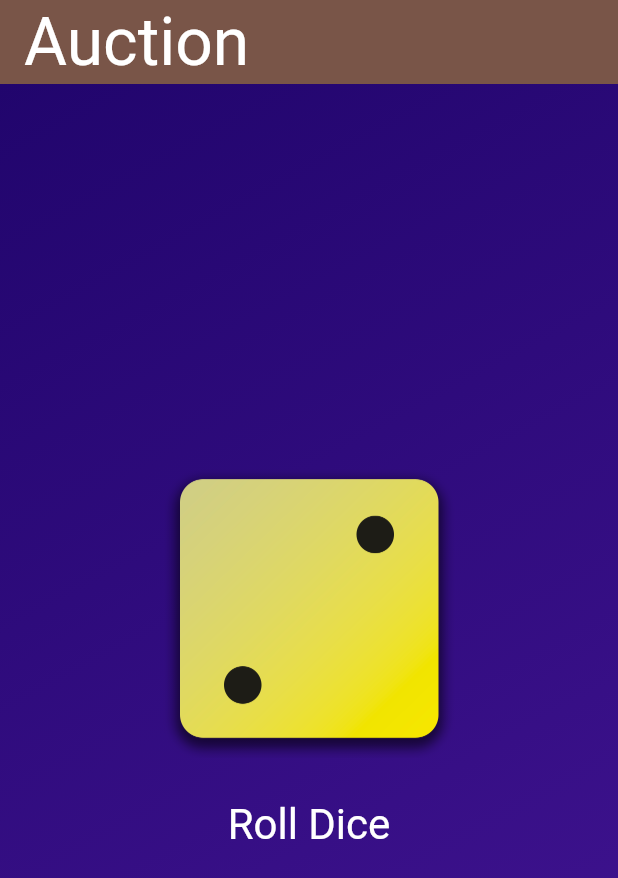
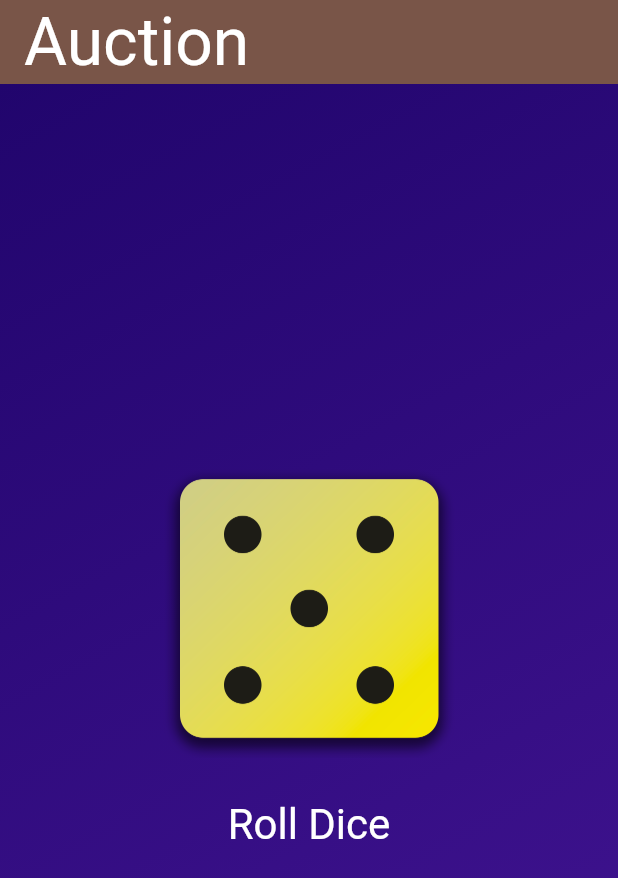
Before and after one commit to galiyev/flutter_todo, a Flutter app: the screen it shows after launch, after a tap on "Roll Dice", on a phone screen of 412 x 824 dp. Shown: the top 878 px of the screen. Run offline on Flutter 3.47's test engine with Material 3 defaults, Android fonts, the phone set to English and light mode, and no system bars.

Commit message:
47 Lesson / 50

```diff
--- a/lib/dice_roller.dart
+++ b/lib/dice_roller.dart
@@ -1,11 +1,58 @@
 import 'package:flutter/material.dart';
+import 'dart:math';
+
+
+final randomizer = Random();
 
 class DiceRoller extends StatefulWidget {
   const DiceRoller({super.key});
 
   @override
-  State<StatefulWidget> createState() {
+  State<DiceRoller> createState() {
     // TODO: implement createState
-    throw UnimplementedError();
+    // throw UnimplementedError();
+    return _DiceRollerState();
   }
 }
+
+class _DiceRollerState extends State<DiceRoller> {
+
+  var activeDiceImage = 'assets/images/dice-2.png';
+
+  var currentDiceRoll = 2;
+
+  void rollDice() {
+    currentDiceRoll = randomizer.nextInt(6)+1; //
+    setState(() {
+      activeDiceImage = 'assets/images/dice-${currentDiceRoll}.png';
+    });
+  }
+
+  @override
+  Widget build(BuildContext context) {
+    // TODO: implement build
+    return Column(
+      mainAxisSize: MainAxisSize.min,
+      children: [
+        Image.asset(
+          activeDiceImage,
+          width: 200,
+        ),
+        const SizedBox(height: 20),
+        TextButton(
+          onPressed: rollDice,
+          style: TextButton.styleFrom(
+            // padding: const EdgeInsets.only(
+            //   top: 20,
+            // ),
+            foregroundColor: Colors.white,
+            textStyle: const TextStyle(
+              fontSize: 28,
+            ),
+          ),
+          child: const Text('Roll Dice'),
+        )
+      ],
+    );
+  }
+}
--- a/lib/gradient_container.dart
+++ b/lib/gradient_container.dart
@@ -1,22 +1,19 @@
 import 'package:flutter/material.dart';
+import 'package:todo_app/dice_roller.dart';
 
 const startAlignment = Alignment.topLeft;
 const endAlignment = Alignment.bottomRight;
 
 class GradientContainer extends StatelessWidget {
-  GradientContainer(this.color1, this.color2, {super.key});
-  GradientContainer.purple({super.key})
+  const GradientContainer(this.color1, this.color2, {super.key});
+  const GradientContainer.purple({super.key})
       : color1 = Colors.deepPurple,
         color2 = Colors.indigo;
 
   final Color color1;
   final Color color2;
 
-  var activeDiceImage = 'assets/images/dice-2.png';
 
-  void rollDice() {
-    activeDiceImage = 'assets/images/dice-3.png';
-  }
 
   @override
   Widget build(context) {
@@ -29,29 +26,7 @@ class GradientContainer extends StatelessWidget {
         ),
       ),
       child: Center(
-        child: Column(
-          mainAxisSize: MainAxisSize.min,
-          children: [
-            Image.asset(
-              activeDiceImage,
-              width: 200,
-            ),
-            const SizedBox(height: 20),
-            TextButton(
-              onPressed: rollDice,
-              style: TextButton.styleFrom(
-                // padding: const EdgeInsets.only(
-                //   top: 20,
-                // ),
-                foregroundColor: Colors.white,
-                textStyle: const TextStyle(
-                  fontSize: 28,
-                ),
-              ),
-              child: const Text('Roll Dice'),
-            )
-          ],
-        ),
+        child: DiceRoller()
       ),
     );
   }
```
